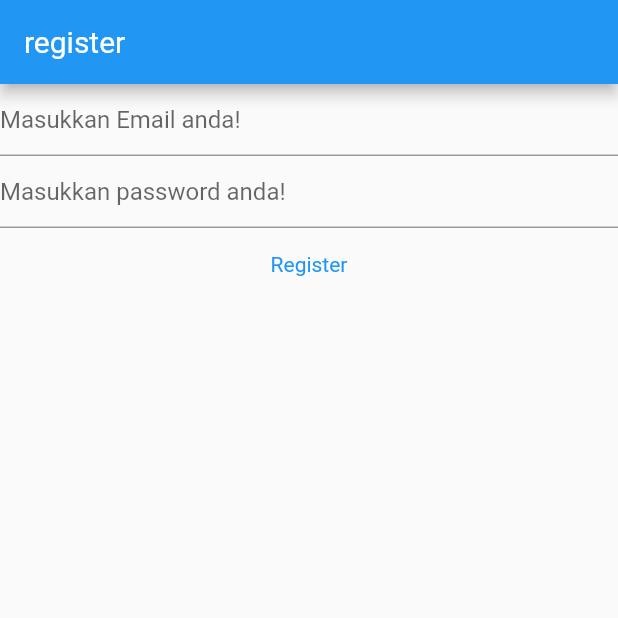
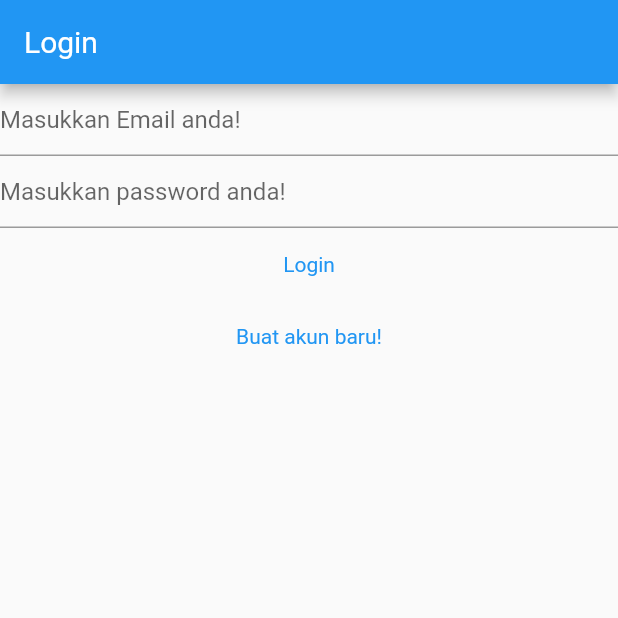
Before and after one commit to Faberroni/flutter_aspk_tembakau, a Flutter app: the screen it shows after launch, on a phone screen of 412 x 824 dp, the top half of it. Run offline on Flutter 3.47's test engine with Material 2 defaults, Android fonts, the phone set to English and light mode, and no system bars; our stand-ins replace firebase_auth, firebase_core; accounts and stored records are empty.

Commit message:
added new verify, register and login

```diff
--- a/lib/Page/login_page.dart
+++ b/lib/Page/login_page.dart
@@ -1,16 +1,14 @@
 import 'package:flutter/material.dart';
-import 'package:firebase_core/firebase_core.dart';
 import 'package:firebase_auth/firebase_auth.dart';
-import 'package:flutter_aspk_tembakau/firebase_options.dart';
 
-class RegisterPage extends StatefulWidget {
-  const RegisterPage({Key? key}) : super(key: key);
+class LoginPage extends StatefulWidget {
+  const LoginPage({Key? key}) : super(key: key);
 
   @override
-  State<RegisterPage> createState() => _RegisterPageState();
+  State<LoginPage> createState() => _LoginPageState();
 }
 
-class _RegisterPageState extends State<RegisterPage> {
+class _LoginPageState extends State<LoginPage> {
   late final TextEditingController _email;
   late final TextEditingController _password;
 
@@ -32,31 +30,23 @@ class _RegisterPageState extends State<RegisterPage> {
   Widget build(BuildContext context) {
     return Scaffold(
       appBar: AppBar(
-        title: const Text("login"),
-      ),
-      body: FutureBuilder(
-        future: Firebase.initializeApp(
-            options: DefaultFirebaseOptions.currentPlatform),
-        builder: (context, snapshot) {
-          switch (snapshot.connectionState) {
-            case ConnectionState.done:
-              return Column(
+        title: const Text("Login")),
+      body: Column(
         children: [
           TextField(
             controller: _email,
             enableSuggestions: false,
             autocorrect: false,
             keyboardType: TextInputType.emailAddress,
-                    decoration:
-                        const InputDecoration(hintText: 'Masukkan Email anda!'),
+            decoration: const InputDecoration(hintText: 'Masukkan Email anda!'),
           ),
           TextField(
             controller: _password,
             obscureText: true,
             enableSuggestions: false,
             autocorrect: false,
-                    decoration: const InputDecoration(
-                        hintText: 'Masukkan password anda!'),
+            decoration:
+                const InputDecoration(hintText: 'Masukkan password anda!'),
           ),
           TextButton(
             onPressed: () async {
@@ -64,21 +54,23 @@ class _RegisterPageState extends State<RegisterPage> {
               final password = _password.text;
               try {
                 final userCredential = await FirebaseAuth.instance
-                            .signInWithEmailAndPassword(
-                                email: email, password: password);
+                    .signInWithEmailAndPassword(email: email, password: password);
                 print(userCredential);
-                      } catch (e) {
+              } on FirebaseAuthException catch (e) {
                 print('terjadi kesalahan');
               }
             },
-                    child: const Text('Register'),
+            child: const Text('Login'),
           ),
+          TextButton(
+              onPressed: () {
+                Navigator.of(context).pushNamedAndRemoveUntil(
+                  '/register/',
+                  (route) => false,
+                );
+              },
+              child: const Text("Buat akun baru!"))
         ],
-              );
-            default:
-              return const Text('Loading....');
-          }
-        },
       ),
     );
   }
--- a/lib/Page/register_page.dart
+++ b/lib/Page/register_page.dart
@@ -1,7 +1,5 @@
 import 'package:flutter/material.dart';
-import 'package:firebase_core/firebase_core.dart';
 import 'package:firebase_auth/firebase_auth.dart';
-import 'package:flutter_aspk_tembakau/firebase_options.dart';
 
 class RegisterPage extends StatefulWidget {
   const RegisterPage({Key? key}) : super(key: key);
@@ -32,49 +30,40 @@ class _RegisterPageState extends State<RegisterPage> {
   Widget build(BuildContext context) {
     return Scaffold(
       appBar: AppBar(
-        title: const Text("register"),
-      ),
-      body: FutureBuilder(
-        future: Firebase.initializeApp(
-            options: DefaultFirebaseOptions.currentPlatform),
-        builder: (context, snapshot) {
-          switch (snapshot.connectionState) {
-            case ConnectionState.done:
-              return Column(
+        title: const Text('Register')),
+      body: Column(
         children: [
           TextField(
             controller: _email,
             enableSuggestions: false,
             autocorrect: false,
             keyboardType: TextInputType.emailAddress,
-                    decoration:
-                        const InputDecoration(hintText: 'Masukkan Email anda!'),
+            decoration: const InputDecoration(hintText: 'Masukkan Email anda!'),
           ),
           TextField(
             controller: _password,
             obscureText: true,
             enableSuggestions: false,
             autocorrect: false,
-                    decoration: const InputDecoration(
-                        hintText: 'Masukkan password anda!'),
+            decoration:
+                const InputDecoration(hintText: 'Masukkan password anda!'),
           ),
           TextButton(
             onPressed: () async {
               final email = _email.text;
               final password = _password.text;
+              try {
                 final userCredential = await FirebaseAuth.instance
                     .createUserWithEmailAndPassword(
                         email: email, password: password);
                 print(userCredential);
+              } on FirebaseAuthException catch (e) {
+                print("Terjadi kesalahan....");
+              }
             },
             child: const Text('Register'),
           ),
         ],
-              );
-            default:
-              return const Text('Loading....');
-          }
-        },
       ),
     );
   }
--- a/lib/main.dart
+++ b/lib/main.dart
@@ -1,5 +1,10 @@
+import 'package:firebase_auth/firebase_auth.dart';
 import 'package:flutter/material.dart';
-import 'Page/register_page.dart';
+import 'package:firebase_core/firebase_core.dart';
+import 'package:flutter_aspk_tembakau/Page/login_page.dart';
+import 'package:flutter_aspk_tembakau/Page/register_page.dart';
+import 'package:flutter_aspk_tembakau/Page/verify_email_page.dart';
+import 'package:flutter_aspk_tembakau/firebase_options.dart';
 
 void main() {
   WidgetsFlutterBinding.ensureInitialized();
@@ -25,7 +30,41 @@ class MyApp extends StatelessWidget {
         backgroundColor: Colors.white,
         textTheme: const TextTheme(bodyText2: TextStyle(color: Colors.black)),
       ),
-      home: const RegisterPage(),
+      home: const HomePage(),
+      routes: {
+        '/login/': (context) => const LoginPage(),
+        '/register/': (context) => const RegisterPage()
+      },
     );
   }
 }
+
+class HomePage extends StatelessWidget {
+  const HomePage({Key? key}) : super(key: key);
+
+  @override
+  Widget build(BuildContext context) {
+    return FutureBuilder(
+      future: Firebase.initializeApp(
+          options: DefaultFirebaseOptions.currentPlatform),
+      builder: (context, snapshot) {
+        switch (snapshot.connectionState) {
+          case ConnectionState.done:
+            final user = FirebaseAuth.instance.currentUser;
+            if (user != null) {
+              if (user.emailVerified) {
+                print('email telah diverifikasi');
+              } else {
+                return const VerifyEmailPage();
+              }
+            } else {
+              return const LoginPage();
+            }
+            return const Text('Done');
+          default:
+            return const Text('Loading....');
+        }
+      },
+    );
+  }
+}
```
Also changed, not shown: lib/Page/verify_email_page.dart (added, +28 -0 lines). Lines whose indentation alone changed are shown as unchanged.
